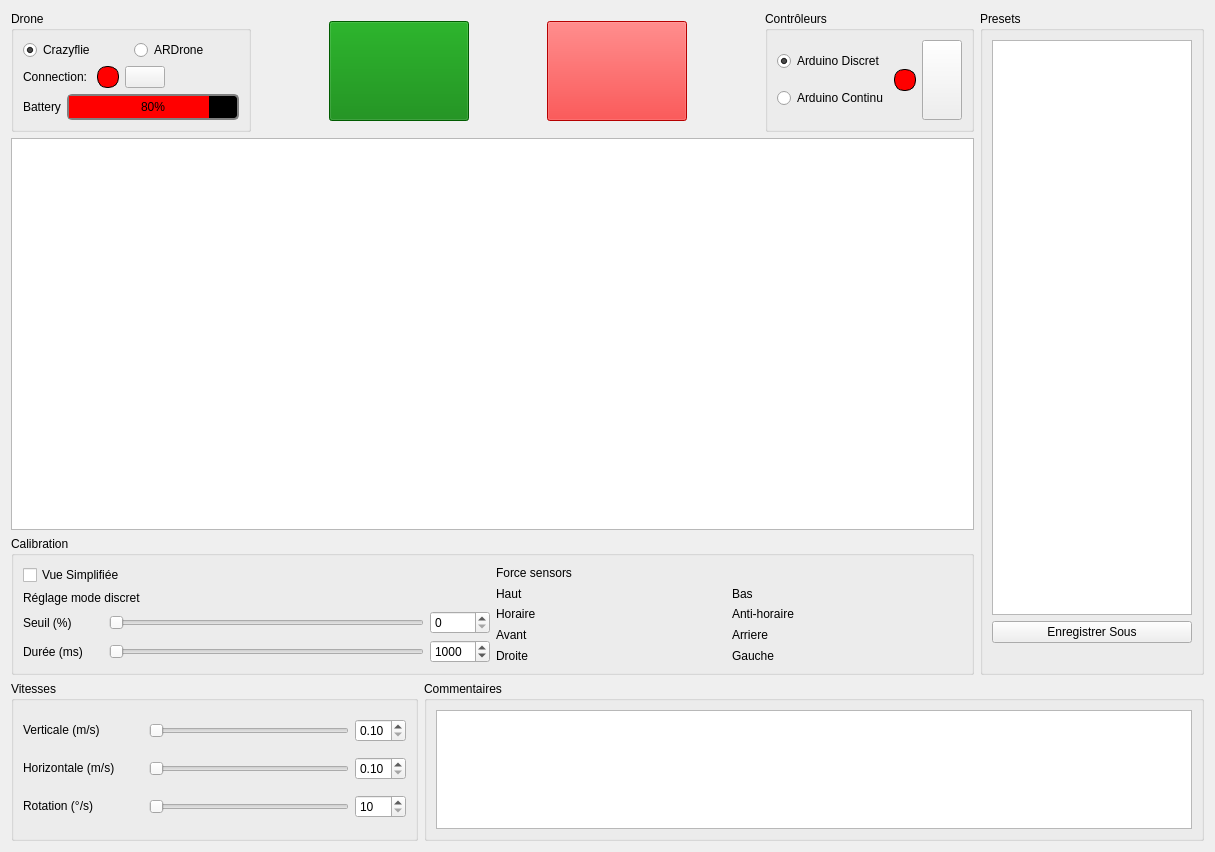
First picture: the form in Candyfly/ui/Ui_candy.ui, repository jeremie-garcia/candyfly, before the edit.
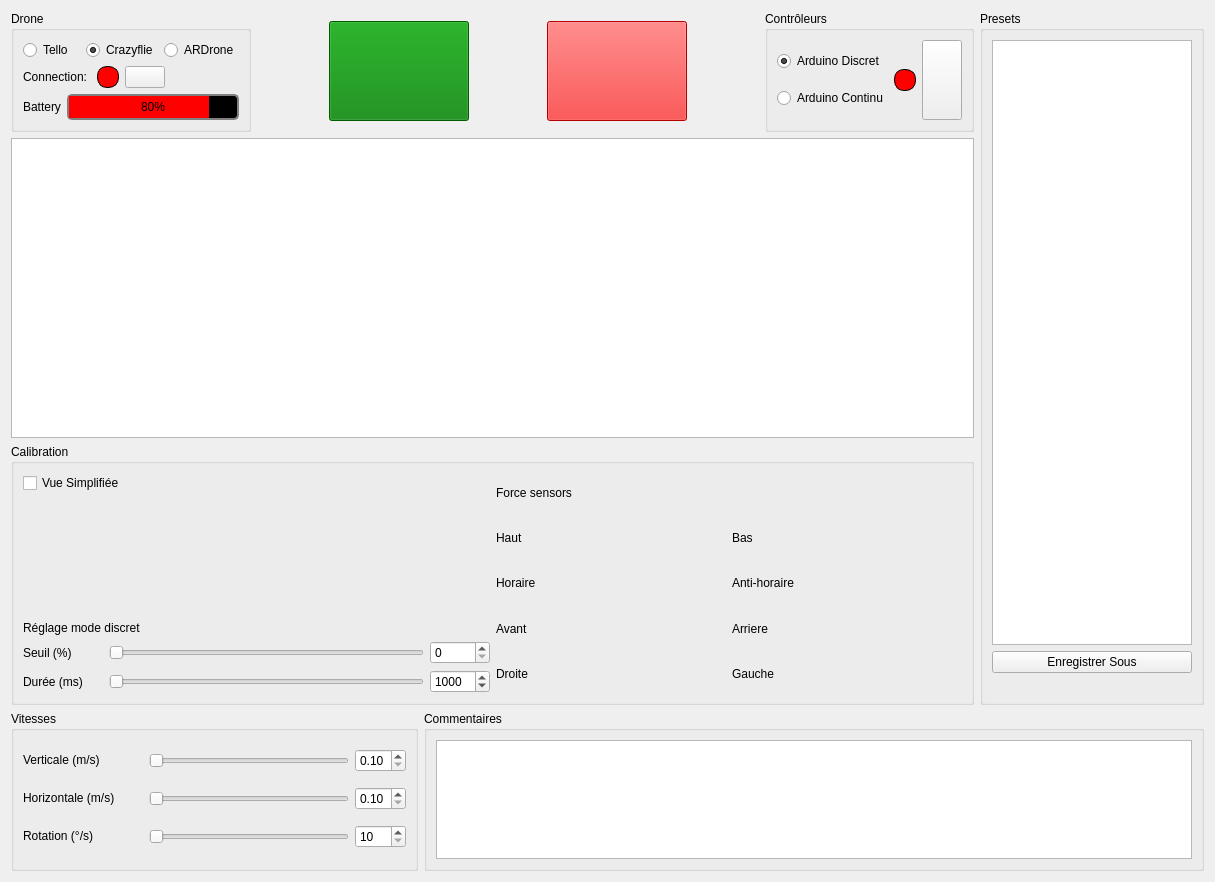
Second picture: the form after the edit. Icons and pictures are not drawn.

```diff
--- a/Candyfly/ui/Ui_candy.ui
+++ b/Candyfly/ui/Ui_candy.ui
@@ -7,7 +7,7 @@
     <x>0</x>
     <y>0</y>
     <width>1215</width>
-    <height>852</height>
+    <height>882</height>
    </rect>
   </property>
   <property name="windowTitle">
@@ -33,6 +33,16 @@
              <layout class="QVBoxLayout" name="verticalLayout">
               <item>
                <layout class="QHBoxLayout" name="horizontalLayout_8">
+                <item>
+                 <widget class="QRadioButton" name="tello_radio">
+                  <property name="text">
+                   <string>Tello</string>
+                  </property>
+                  <attribute name="buttonGroup">
+                   <string notr="true">drone_group</string>
+                  </attribute>
+                 </widget>
+                </item>
                 <item>
                  <widget class="QRadioButton" name="crazy_radio">
                   <property name="text">
@@ -435,6 +445,19 @@
                 </property>
                </widget>
               </item>
+              <item>
+               <spacer name="verticalSpacer">
+                <property name="orientation">
+                 <enum>Qt::Vertical</enum>
+                </property>
+                <property name="sizeHint" stdset="0">
+                 <size>
+                  <width>20</width>
+                  <height>40</height>
+                 </size>
+                </property>
+               </spacer>
+              </item>
               <item>
                <widget class="QLabel" name="label_10">
                 <property name="text">
```
Left out of the diff: 2 changed lines with no effect on the pictures.
